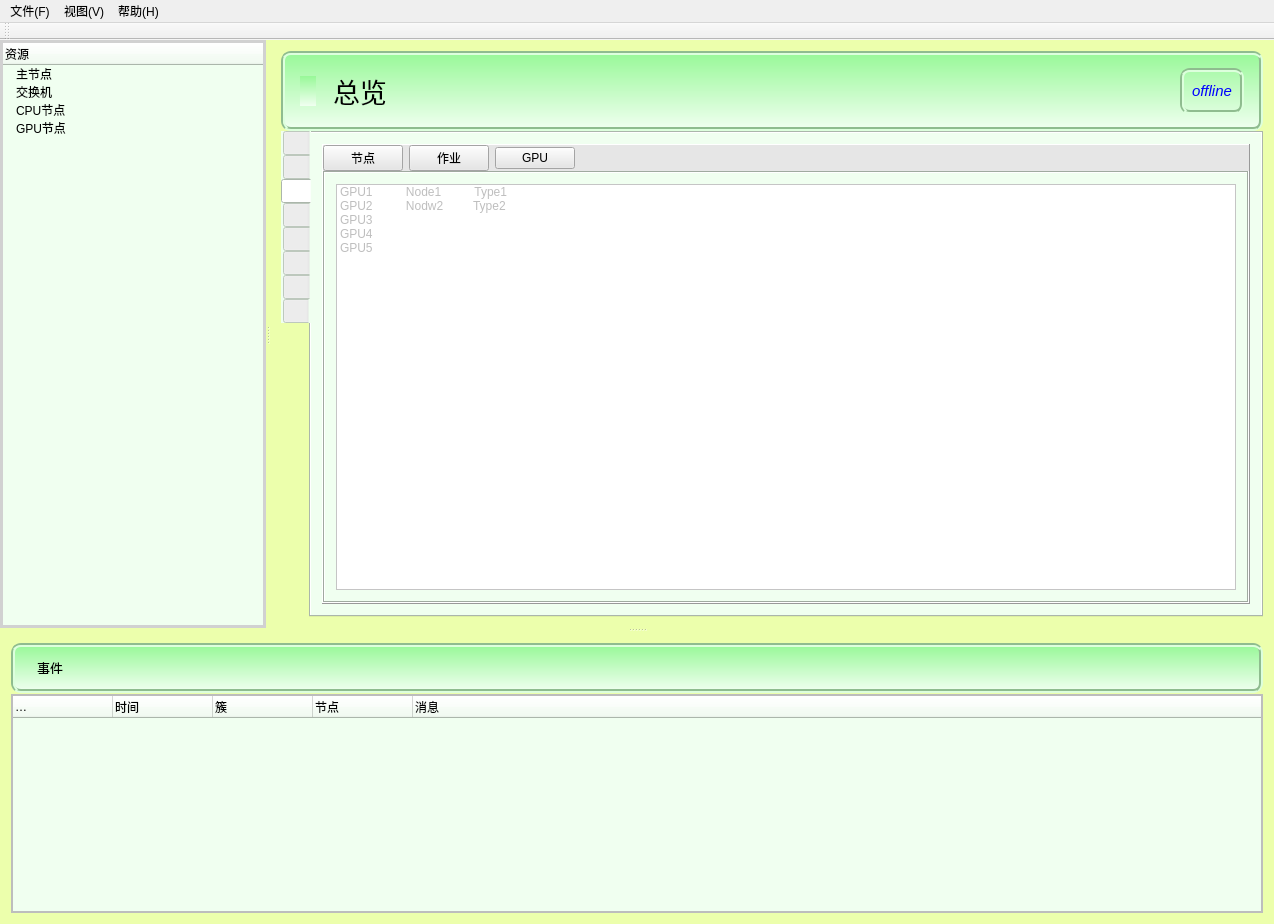
JasonZhang521/manager, file mainwindow.ui: the form before one commit.
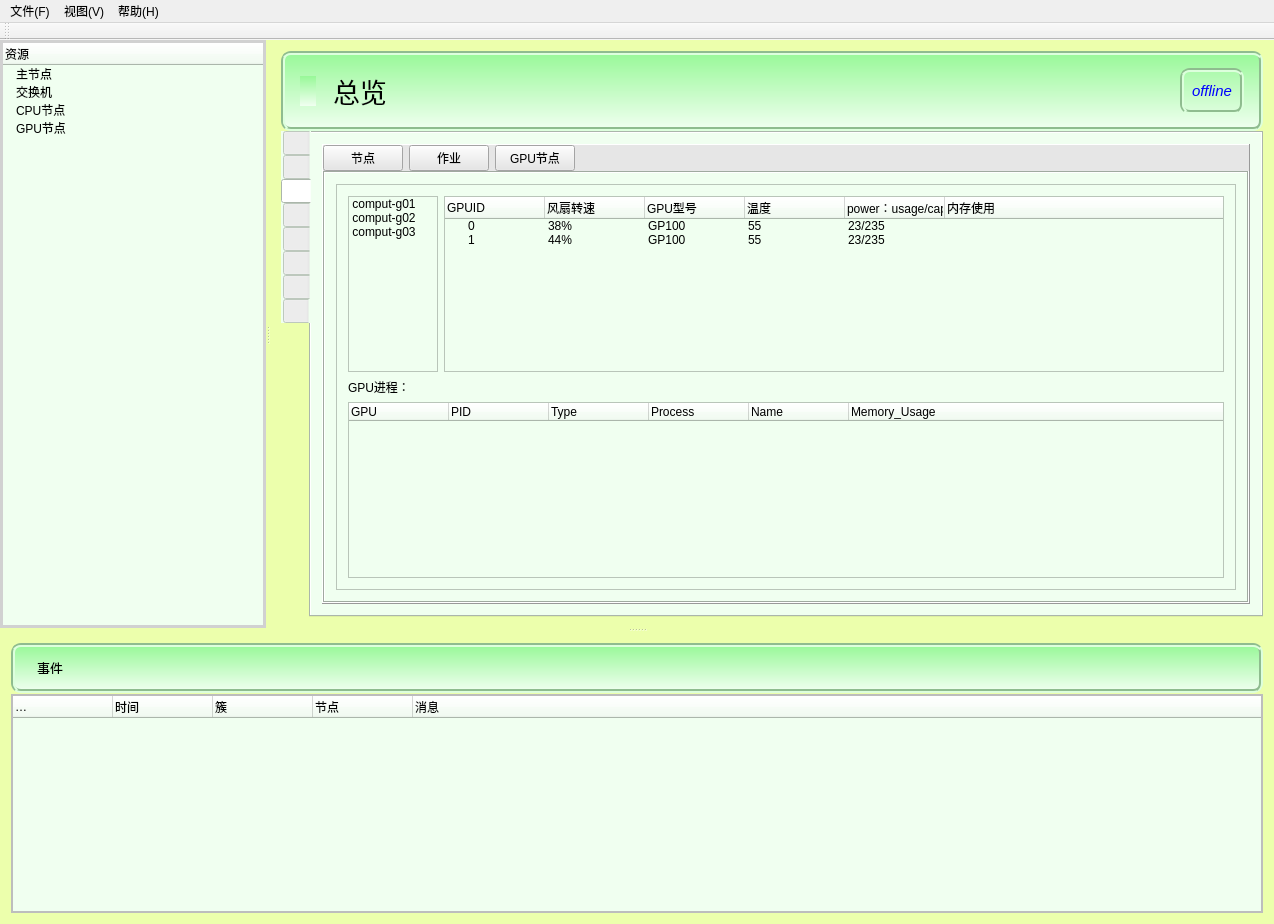
The form after the commit. The open tabs and pages were chosen to show the change. Icons and pictures are not drawn. Custom widgets are drawn as their Qt base class.

```diff
--- a/mainwindow.ui
+++ b/mainwindow.ui
@@ -4435,7 +4435,7 @@
                   <item>
                    <widget class="QPushButton" name="pushButton_monitor_GPU">
                     <property name="text">
-                     <string>GPU</string>
+                     <string>GPU节点</string>
                     </property>
                     <property name="checkable">
                      <bool>true</bool>
@@ -5562,38 +5562,185 @@
                   <widget class="QWidget" name="GPU">
                    <layout class="QVBoxLayout" name="verticalLayout_2">
                     <item>
-                     <widget class="QListWidget" name="listWidget_monitor_GPU">
-                      <property name="enabled">
-                       <bool>false</bool>
+                     <widget class="QScrollArea" name="scrollArea_8">
+                      <property name="widgetResizable">
+                       <bool>true</bool>
                       </property>
-                      <property name="styleSheet">
-                       <string notr="true">background-color: rgb(255, 255, 255);</string>
-                      </property>
-                      <item>
-                       <property name="text">
-                        <string>GPU1          Node1          Type1</string>
+                      <widget class="QWidget" name="scrollAreaWidgetContents_8">
+                       <property name="geometry">
+                        <rect>
+                         <x>0</x>
+                         <y>0</y>
+                         <width>187</width>
+                         <height>191</height>
+                        </rect>
                        </property>
-                      </item>
-                      <item>
-                       <property name="text">
-                        <string>GPU2          Nodw2         Type2</string>
-                       </property>
-                      </item>
-                      <item>
-                       <property name="text">
-                        <string>GPU3</string>
-                       </property>
-                      </item>
-                      <item>
-                       <property name="text">
-                        <string>GPU4</string>
-                       </property>
-                      </item>
-                      <item>
-                       <property name="text">
-                        <string>GPU5</string>
-                       </property>
-                      </item>
+                       <layout class="QVBoxLayout" name="verticalLayout_58">
+                        <item>
+                         <layout class="QHBoxLayout" name="horizontalLayout_56">
+                          <item>
+                           <widget class="QListWidget" name="listWidget">
+                            <property name="sizePolicy">
+                             <sizepolicy hsizetype="Fixed" vsizetype="Expanding">
+                              <horstretch>0</horstretch>
+                              <verstretch>0</verstretch>
+                             </sizepolicy>
+                            </property>
+                            <property name="minimumSize">
+                             <size>
+                              <width>90</width>
+                              <height>0</height>
+                             </size>
+                            </property>
+                            <property name="maximumSize">
+                             <size>
+                              <width>90</width>
+                              <height>16777215</height>
+                             </size>
+                            </property>
+                            <property name="flow">
+                             <enum>QListView::TopToBottom</enum>
+                            </property>
+                            <property name="viewMode">
+                             <enum>QListView::IconMode</enum>
+                            </property>
+                            <item>
+                             <property name="text">
+                              <string>comput-g01</string>
+                             </property>
+                            </item>
+                            <item>
+                             <property name="text">
+                              <string>comput-g02</string>
+                             </property>
+                            </item>
+                            <item>
+                             <property name="text">
+                              <string>comput-g03</string>
+                             </property>
+                            </item>
+                           </widget>
+                          </item>
+                          <item>
+                           <widget class="QTreeWidget" name="treeWidget_2">
+                            <column>
+                             <property name="text">
+                              <string>GPUID</string>
+                             </property>
+                            </column>
+                            <column>
+                             <property name="text">
+                              <string>风扇转速</string>
+                             </property>
+                            </column>
+                            <column>
+                             <property name="text">
+                              <string>GPU型号</string>
+                             </property>
+                            </column>
+                            <column>
+                             <property name="text">
+                              <string>温度</string>
+                             </property>
+                            </column>
+                            <column>
+                             <property name="text">
+                              <string>power：usage/capacity</string>
+                             </property>
+                            </column>
+                            <column>
+                             <property name="text">
+                              <string>内存使用</string>
+                             </property>
+                            </column>
+                            <item>
+                             <property name="text">
+                              <string>0</string>
+                             </property>
+                             <property name="text">
+                              <string>38%</string>
+                             </property>
+                             <property name="text">
+                              <string>GP100</string>
+                             </property>
+                             <property name="text">
+                              <string>55</string>
+                             </property>
+                             <property name="text">
+                              <string>23/235</string>
+                             </property>
+                             <property name="text">
+                              <string/>
+                             </property>
+                            </item>
+                            <item>
+                             <property name="text">
+                              <string>1</string>
+                             </property>
+                             <property name="text">
+                              <string>44%</string>
+                             </property>
+                             <property name="text">
+                              <string>GP100</string>
+                             </property>
+                             <property name="text">
+                              <string>55</string>
+                             </property>
+                             <property name="text">
+                              <string>23/235</string>
+                             </property>
+                            </item>
+                           </widget>
+                          </item>
+                         </layout>
+                        </item>
+                        <item>
+                         <layout class="QVBoxLayout" name="verticalLayout_57">
+                          <item>
+                           <widget class="QLabel" name="label_28">
+                            <property name="text">
+                             <string>GPU进程：</string>
+                            </property>
+                           </widget>
+                          </item>
+                          <item>
+                           <widget class="QTreeWidget" name="treeWidget_3">
+                            <column>
+                             <property name="text">
+                              <string>GPU</string>
+                             </property>
+                            </column>
+                            <column>
+                             <property name="text">
+                              <string>PID</string>
+                             </property>
+                            </column>
+                            <column>
+                             <property name="text">
+                              <string>Type</string>
+                             </property>
+                            </column>
+                            <column>
+                             <property name="text">
+                              <string>Process</string>
+                             </property>
+                            </column>
+                            <column>
+                             <property name="text">
+                              <string>Name</string>
+                             </property>
+                            </column>
+                            <column>
+                             <property name="text">
+                              <string>Memory_Usage</string>
+                             </property>
+                            </column>
+                           </widget>
+                          </item>
+                         </layout>
+                        </item>
+                       </layout>
+                      </widget>
                      </widget>
                     </item>
                    </layout>
```
Left out of the diff: 7 changed lines with no effect on the pictures.
